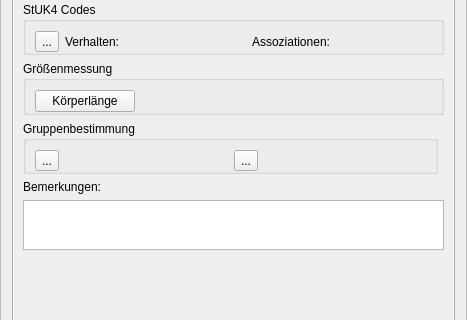
Qt form widget_census.ui (ifaoe/2014-10-Bird-View) before a commit; both pictures show x 0 to 467 and y 301 to 621 of the 467 by 723 pixel window.
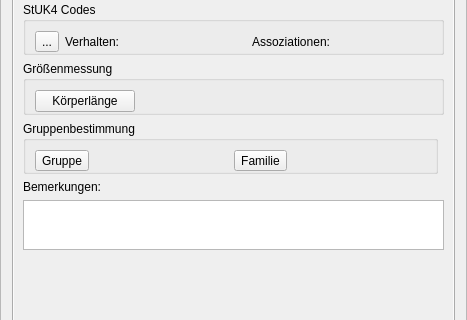
The same form after that commit. The open tabs and pages were chosen to show the change.

Commit message: Changed sorting of bird taxa list. Corrected button on mammal census tab.

Patch:
```diff
--- a/widget_census.ui
+++ b/widget_census.ui
@@ -898,7 +898,7 @@
           <item row="0" column="0">
            <widget class="QToolButton" name="tbtGroupMammal">
             <property name="text">
-             <string>...</string>
+             <string>Gruppe</string>
             </property>
            </widget>
           </item>
@@ -918,7 +918,7 @@
           <item row="0" column="2">
            <widget class="QToolButton" name="tbtFamilyMammal">
             <property name="text">
-             <string>...</string>
+             <string>Familie</string>
             </property>
            </widget>
           </item>
```
The commit also changes 1 other file.
